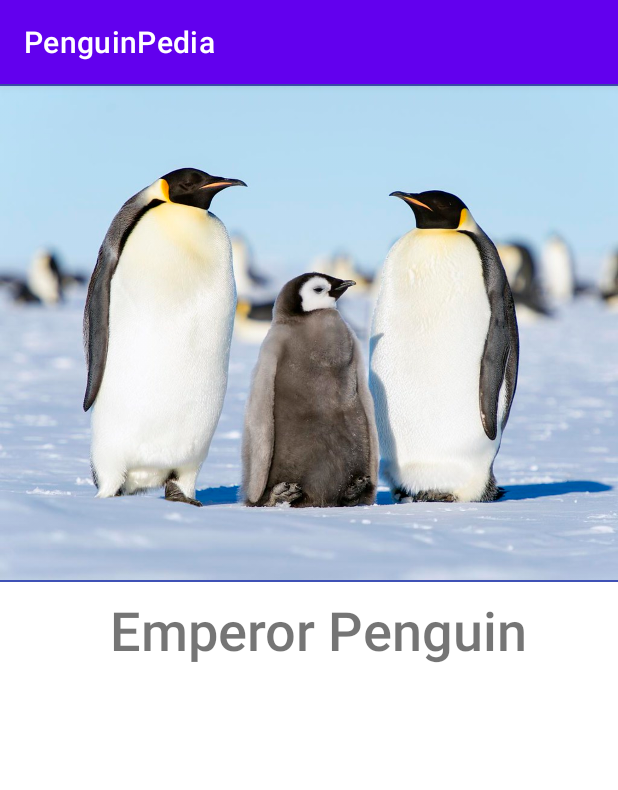
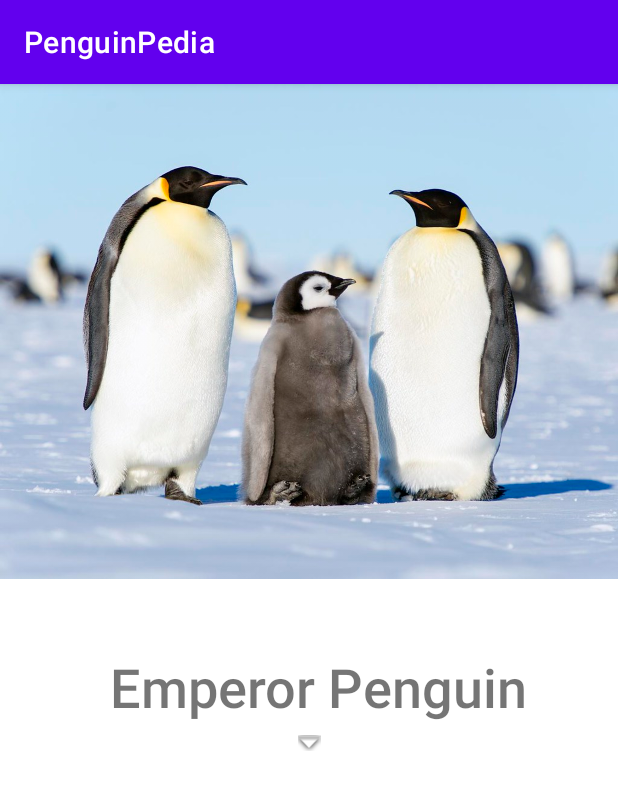
Before and after one commit to JamesFloyd-Pen/PenguinPedia, an Android app: the Example_EmperorPenguin screen opened directly, with no data from a screen before it, on a phone screen of 412 x 824 dp. Shown: the top 790 px of the screen. Run offline under Robolectric (Android 15) with nearby library versions, the phone set to English and light mode, and no system bars.

Commit message:
Update Seven
Small update with todo lists and pseudocode

```diff
--- a/app/src/main/java/com/example/penguinpedia/Example_EmperorPenguin.java
+++ b/app/src/main/java/com/example/penguinpedia/Example_EmperorPenguin.java
@@ -16,4 +16,20 @@ public class Example_EmperorPenguin extends AppCompatActivity {
         super.onCreate(savedInstanceState);
         setContentView(R.layout.activity_example__emperor_penguin);
     }
+
+    /*
+    TODO
+    *Add general information
+
+    *Locations of Zoos with Emperor Penguins
+    1. Japan
+       -Wakayama Adventure
+       -Port of Nagoya Public Aquarium
+    2. North America
+        - SeaWorld San Diego
+    3. China
+        - Nanjing Underwater World
+        - Laohutan Ocean Park
+        - Sun Asia Ocean World
+     */
 }
--- a/app/src/main/res/layout/activity_example__emperor_penguin.xml
+++ b/app/src/main/res/layout/activity_example__emperor_penguin.xml
@@ -19,10 +19,17 @@
             <ImageView
                 android:id="@+id/imageView"
                 android:layout_width="match_parent"
-                android:layout_height="332dp"
+                android:layout_height="330dp"
                 android:background="#3F51B5"
                 app:srcCompat="@drawable/emperor_penguin_and_chick"
                 tools:srcCompat="@drawable/emperor_penguin_and_chick" />
+
+            <View
+                android:id="@+id/divider4"
+                android:layout_width="match_parent"
+                android:layout_height="40dp"
+                android:visibility="invisible"
+                android:background="?android:attr/listDivider" />
 
             <TextView
                 android:id="@+id/textView"
@@ -36,6 +43,12 @@
                 app:layout_constraintEnd_toEndOf="parent"
                 app:layout_constraintStart_toStartOf="parent"
                 app:layout_constraintTop_toTopOf="parent" />
+
+            <ImageView
+                android:id="@+id/imageView2"
+                android:layout_width="match_parent"
+                android:layout_height="wrap_content"
+                app:srcCompat="@android:drawable/arrow_down_float" />
         </LinearLayout>
     </ScrollView>
 
```
Also changed, not shown: app/src/main/java/com/example/penguinpedia/MainActivity.java (+11 -4 lines), app/src/main/res/layout/activity_main.xml (+4 -3 lines), app/src/main/res/values/strings.xml (+26 -0 lines).
